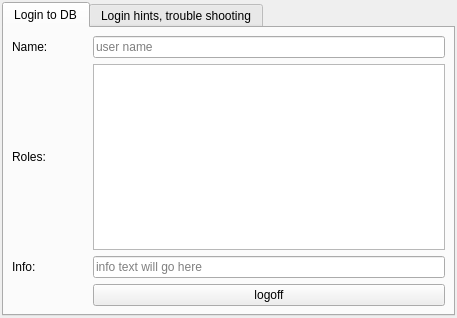
swift-project/pilotclient, file src/blackgui/components/dblogincomponent.ui: the form before one commit.
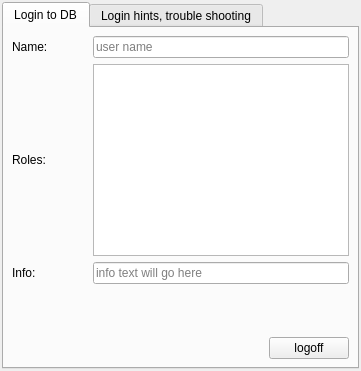
The form after the commit. The open tabs and pages were chosen to show the change. Custom widgets are drawn as their Qt base class.

Commit message: refs #911, wizard improvements * disable enter button for next * role QTextEdit size (logoff UI) * no filter bar for log

```diff
--- a/src/blackgui/components/dblogincomponent.ui
+++ b/src/blackgui/components/dblogincomponent.ui
@@ -6,8 +6,8 @@
    <rect>
     <x>0</x>
     <y>0</y>
-    <width>457</width>
-    <height>318</height>
+    <width>361</width>
+    <height>371</height>
    </rect>
   </property>
   <property name="windowTitle">
@@ -252,7 +252,7 @@
               <property name="spacing">
                <number>6</number>
               </property>
-              <item row="3" column="1">
+              <item row="4" column="1" alignment="Qt::AlignRight">
                <widget class="QPushButton" name="pb_Logoff">
                 <property name="text">
                  <string>logoff</string>
@@ -275,22 +275,6 @@
                 </property>
                </widget>
               </item>
-              <item row="3" column="0">
-               <spacer name="hs_Logoff">
-                <property name="orientation">
-                 <enum>Qt::Horizontal</enum>
-                </property>
-                <property name="sizeType">
-                 <enum>QSizePolicy::Fixed</enum>
-                </property>
-                <property name="sizeHint" stdset="0">
-                 <size>
-                  <width>75</width>
-                  <height>10</height>
-                 </size>
-                </property>
-               </spacer>
-              </item>
               <item row="1" column="0">
                <widget class="QLabel" name="lbl_Roles">
                 <property name="text">
@@ -318,13 +302,6 @@
                 </property>
                </widget>
               </item>
-              <item row="2" column="0">
-               <widget class="QLabel" name="lbl_Info">
-                <property name="text">
-                 <string>Info:</string>
-                </property>
-               </widget>
-              </item>
               <item row="2" column="1">
                <widget class="QLineEdit" name="le_Info">
                 <property name="readOnly">
@@ -335,6 +312,42 @@
                 </property>
                </widget>
               </item>
+              <item row="2" column="0">
+               <widget class="QLabel" name="lbl_Info">
+                <property name="text">
+                 <string>Info:</string>
+                </property>
+               </widget>
+              </item>
+              <item row="4" column="0">
+               <spacer name="hs_Logoff">
+                <property name="orientation">
+                 <enum>Qt::Horizontal</enum>
+                </property>
+                <property name="sizeType">
+                 <enum>QSizePolicy::Fixed</enum>
+                </property>
+                <property name="sizeHint" stdset="0">
+                 <size>
+                  <width>75</width>
+                  <height>10</height>
+                 </size>
+                </property>
+               </spacer>
+              </item>
+              <item row="3" column="1">
+               <spacer name="vs_Logoff">
+                <property name="orientation">
+                 <enum>Qt::Vertical</enum>
+                </property>
+                <property name="sizeHint" stdset="0">
+                 <size>
+                  <width>20</width>
+                  <height>40</height>
+                 </size>
+                </property>
+               </spacer>
+              </item>
              </layout>
             </widget>
            </item>
```
The commit also changes 3 other files.
